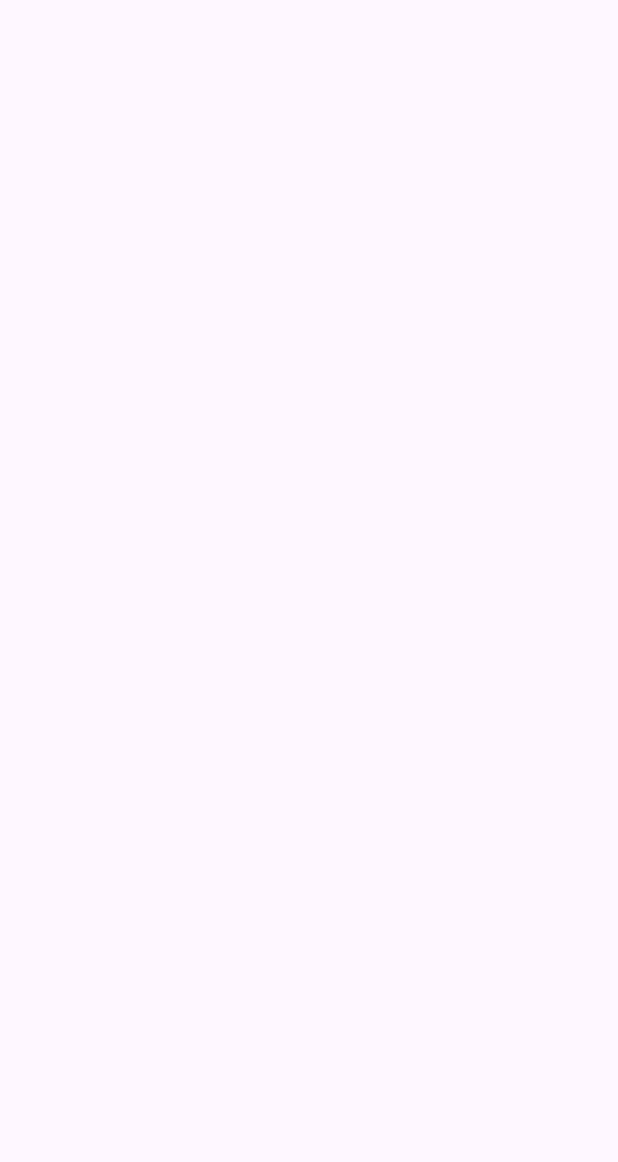
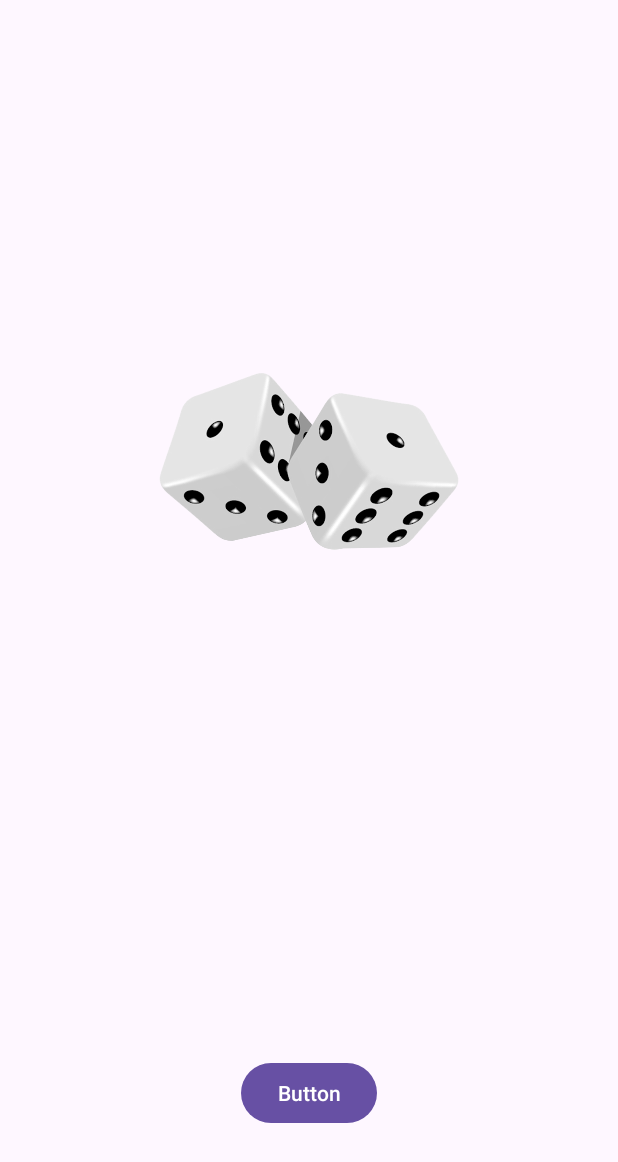
Before and after one commit to Infuo/RollTheDice, an Android app: the SecondActivity screen opened directly, with no data from a screen before it, on a phone screen of 412 x 824 dp. Before the commit the part shown is empty. Shown: the top 1162 px of the screen. Run offline under Robolectric (Android 15) with nearby library versions, the phone set to English and light mode, and no system bars.

Commit message:
secondo commit

```diff
--- a/app/src/main/AndroidManifest.xml
+++ b/app/src/main/AndroidManifest.xml
@@ -13,6 +13,9 @@
         android:theme="@style/Theme.MyApplication"
         tools:targetApi="31">
         <activity
+            android:name=".ThirdActivity"
+            android:exported="false" />
+        <activity
             android:name=".SecondActivity"
             android:exported="false" />
         <activity
--- a/app/src/main/java/com/example/myapplication/MainActivity.kt
+++ b/app/src/main/java/com/example/myapplication/MainActivity.kt
@@ -22,6 +22,7 @@ class MainActivity : AppCompatActivity() {
         var newIntent : Intent = Intent (this, SecondActivity::class.java)
         var myRandom= (1..6).random()
         newIntent.putExtra("Message", "NUMERO ESTRATTO: $myRandom")
+            newIntent.putExtra("Random", myRandom)
         startActivity(newIntent)
         })
     }
--- a/app/src/main/java/com/example/myapplication/SecondActivity.kt
+++ b/app/src/main/java/com/example/myapplication/SecondActivity.kt
@@ -1,6 +1,8 @@
 package com.example.myapplication
 
 import android.os.Bundle
+import android.util.Log
+import android.widget.ImageView
 import android.widget.TextView
 import androidx.activity.enableEdgeToEdge
 import androidx.appcompat.app.AppCompatActivity
@@ -15,10 +17,21 @@ class SecondActivity : AppCompatActivity() {
         var msg = intent.getStringExtra("MESSAGE")
         var textView = findViewById<TextView>(R.id.textViewActivitySecond)
         textView.text = msg;
-        /*ViewCompat.setOnApplyWindowInsetsListener(findViewById(R.id.main)) { v, insets ->
-            val systemBars = insets.getInsets(WindowInsetsCompat.Type.systemBars())
-            v.setPadding(systemBars.left, systemBars.top, systemBars.right, systemBars.bottom)
-            insets
-        }*/
+        var imageViewSecond = findViewById<ImageView>(R.id.imageViewActivitySecond)
+
+        var random = intent.getIntExtra("RANDOM", -1)
+        var resource = when (random) {
+            1 -> R.drawable.dice_face_1
+            2 -> R.drawable.dice_face_2
+            3 -> R.drawable.dice_face_3
+            4 -> R.drawable.dice_face_4
+            5 -> R.drawable.dice_face_5
+            6 -> R.drawable.dice_face_6
+            else -> {
+                R.drawable.dices
+            }
+        }
+        imageViewSecond.setImageResource((resource))
+        Log.d("SECOND", "FINITO DISEGNO DADO")
     }
 }
--- a/app/src/main/res/layout/activity_second.xml
+++ b/app/src/main/res/layout/activity_second.xml
@@ -11,8 +11,31 @@
         android:id="@+id/textViewActivitySecond"
         android:layout_width="wrap_content"
         android:layout_height="wrap_content"
+        app:layout_constraintBottom_toTopOf="@+id/button"
+        app:layout_constraintEnd_toEndOf="parent"
+        app:layout_constraintHorizontal_bias="0.5"
+        app:layout_constraintStart_toStartOf="parent"
+        app:layout_constraintTop_toBottomOf="@+id/imageViewActivitySecond"
+        app:layout_constraintVertical_bias="0.58" />
+
+    <ImageView
+        android:id="@+id/imageViewActivitySecond"
+        android:layout_width="200dp"
+        android:layout_height="wrap_content"
+        app:layout_constraintBottom_toTopOf="@+id/textViewActivitySecond"
+        app:layout_constraintEnd_toEndOf="parent"
+        app:layout_constraintHorizontal_bias="0.5"
+        app:layout_constraintStart_toStartOf="parent"
+        app:layout_constraintTop_toTopOf="parent"
+        tools:srcCompat="@tools:sample/avatars" />
+
+    <Button
+        android:id="@+id/button"
+        android:layout_width="wrap_content"
+        android:layout_height="wrap_content"
+        android:text="Button"
         app:layout_constraintBottom_toBottomOf="parent"
         app:layout_constraintEnd_toEndOf="parent"
         app:layout_constraintStart_toStartOf="parent"
-        app:layout_constraintTop_toTopOf="parent" />
+        app:layout_constraintTop_toBottomOf="@+id/textViewActivitySecond" />
 </androidx.constraintlayout.widget.ConstraintLayout>
```
Also changed, not shown: app/src/main/java/com/example/myapplication/ThirdActivity.kt (added, +16 -0 lines), app/src/main/res/layout/activity_third.xml (added, +10 -0 lines).
